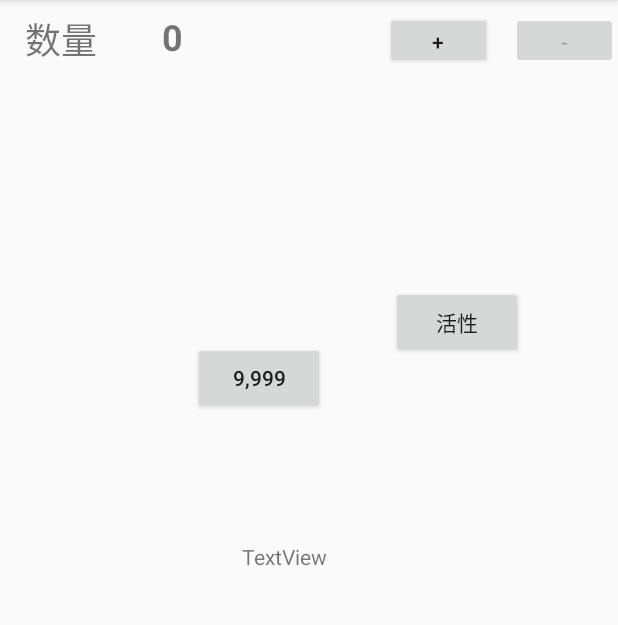
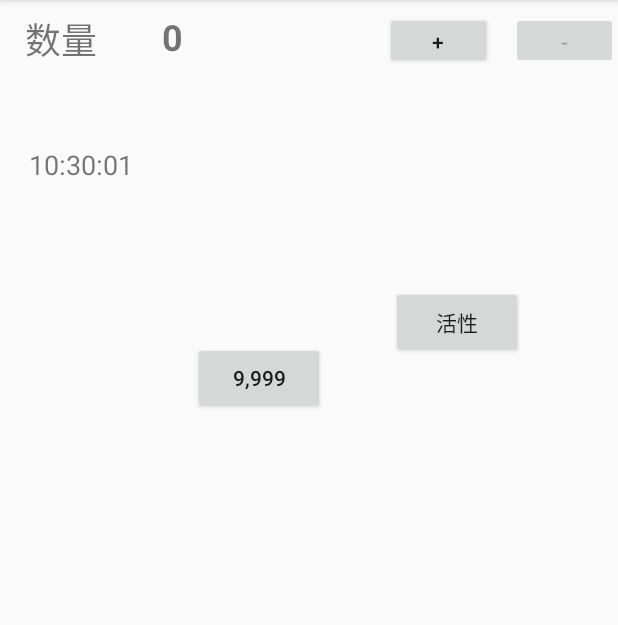
Before and after one commit to moriyamori/Leviathan, an Android app: the screen it shows after launch (MainActivity), on a phone screen of 412 x 824 dp, the part 84-709 px from its top. Run offline under Robolectric (Android 15) with nearby library versions, the phone set to English and light mode, and no system bars.

Commit message:
現在時刻の取得表示

```diff
--- a/app/src/main/java/com/example/sample/pokemon/MainActivity.java
+++ b/app/src/main/java/com/example/sample/pokemon/MainActivity.java
@@ -7,40 +7,71 @@ import android.widget.Button;
 import android.widget.TextView;
 import android.widget.Toast;
 
-import java.text.DateFormat;
 import java.text.SimpleDateFormat;
 import java.util.Date;
+import java.util.Timer;
+import java.util.TimerTask;
 
 public class MainActivity extends AppCompatActivity {
 
     //定数を定義
     private static final int QUANTITY_MAX = 9999;
     private static final int QUANTITY_MIN = 0;
+    private static final int FIEST_WAIT_TIME = 0;
+    private static final int NEXT_WAIT_TIME = 1000;
 
     private int quantity;
     private TextView quantityTextView;
     private Button plusButton;
     private Button minusButton;
-
-    //値を更新する
-    //更新した値をText化して表示する
+    private TimerTask timerTask = null;
+    private final Timer timer = new Timer();
+    private final SimpleDateFormat formatter = new SimpleDateFormat("kk:mm:ss");
+    private TextView timerTextView = null;
 
     //起動後の処理
     @Override
     protected void onCreate(Bundle savedInstanceState) {
         super.onCreate(savedInstanceState);
 
-        unionUi();
+        unitUi();
         invalidationProcessingOfButtonByQuantity();
         convertToString();
     }
 
     //Viewを初期化
-    private void unionUi() {
+    private void unitUi() {
         setContentView(R.layout.activity_main);
-        plusButton = (Button) findViewById(R.id.plusButton);
-        minusButton = (Button) findViewById(R.id.minusButton);
-        quantityTextView = (TextView) findViewById(R.id.quantityTextView);
+        plusButton = (Button) findViewById(R.id.plusbutton);
+        minusButton = (Button) findViewById(R.id.minusbutton);
+        quantityTextView = (TextView) findViewById(R.id.quantitytextview);
+        timerTextView = (TextView) findViewById(R.id.textview_time);
+    }
+
+    @Override
+    protected void onResume() {
+        super.onResume();
+
+        timerTask = new TimerTask() {
+            @Override
+            public void run() {
+                runOnUiThread(new Runnable() {
+                    @Override
+                    public void run() {
+                        // 現在時刻の表示
+                        timerTextView.setText(formatter.format(new Date()));
+                    }
+                });
+            }
+        };
+        timer.scheduleAtFixedRate(timerTask, FIEST_WAIT_TIME, NEXT_WAIT_TIME);
+    }
+
+    @Override
+    protected void onPause() {
+        super.onPause();
+        // バックグラウンドでの時刻表示の廃止
+        timerTask.cancel();
     }
 
     public void onClickByPlusButton(View view) {
@@ -54,31 +85,6 @@ public class MainActivity extends AppCompatActivity {
         invalidationProcessingOfButtonByQuantity();
         convertToString();
     }
-    //現在時刻表示
-    // ミリ秒
-
-private void nuu
-System.currentTimeMillis();
-
-    // Date型にする場合
-    Date now = new Date(System.currentTimeMillis);
-
-
-
-    // 日時のフォーマットオブジェクト作成」
-    public static String getNowDate(){
-        // 現在日時の取得
-        Date now = new Date(System.currentTimeMillis());
-        DateFormat formatter = new SimpleDateFormat("yyyy年MM月dd日 HH時mm分");
-
-        // フォーマット
-        String nowText = formatter.format(now);
-
-        // 表示
-        TextView textView = (TextView)findViewById(R.id.textView);
-        textView.setText(nowText);
-    }
-
 
     //限界値でトーストも表示
     private void invalidationProcessingOfButtonByQuantity() {
--- a/app/src/main/res/layout/activity_main.xml
+++ b/app/src/main/res/layout/activity_main.xml
@@ -26,7 +26,7 @@
         android:id="@+id/textView3" />
 
     <TextView
-        android:id="@+id/quantityTextView"
+        android:id="@+id/quantitytextview"
         android:layout_width="77dp"
         android:layout_height="53dp"
         android:layout_marginTop="8dp"
@@ -44,7 +44,7 @@
         app:layout_constraintHorizontal_bias="0.314" />
 
     <Button
-        android:id="@+id/minusButton"
+        android:id="@+id/minusbutton"
         android:layout_width="71dp"
         android:layout_height="38dp"
         android:layout_marginBottom="8dp"
@@ -59,7 +59,7 @@
         app:layout_constraintVertical_bias="0.0" />
 
     <Button
-        android:id="@+id/plusButton"
+        android:id="@+id/plusbutton"
         android:layout_width="71dp"
         android:layout_height="38dp"
         android:layout_marginBottom="8dp"
@@ -105,15 +105,16 @@
         app:layout_constraintVertical_bias="0.317" />
 
     <TextView
-        android:id="@+id/textView"
+        android:id="@+id/textview_time"
         android:layout_width="89dp"
         android:layout_height="45dp"
-        android:text="TextView"
+        android:text="00:00:00"
+        android:textSize="18sp"
+        app:layout_constraintBottom_toBottomOf="parent"
+        app:layout_constraintHorizontal_bias="0.059"
         app:layout_constraintLeft_toLeftOf="parent"
+        app:layout_constraintRight_toRightOf="parent"
         app:layout_constraintTop_toTopOf="parent"
-        app:layout_constraintBottom_toBottomOf="parent"
-        app:layout_constraintRight_toRightOf="parent"
-        tools:layout_editor_absoluteY="219dp"
-        tools:layout_editor_absoluteX="120dp" />
+        app:layout_constraintVertical_bias="0.135" />
 
 </android.support.constraint.ConstraintLayout>
```
